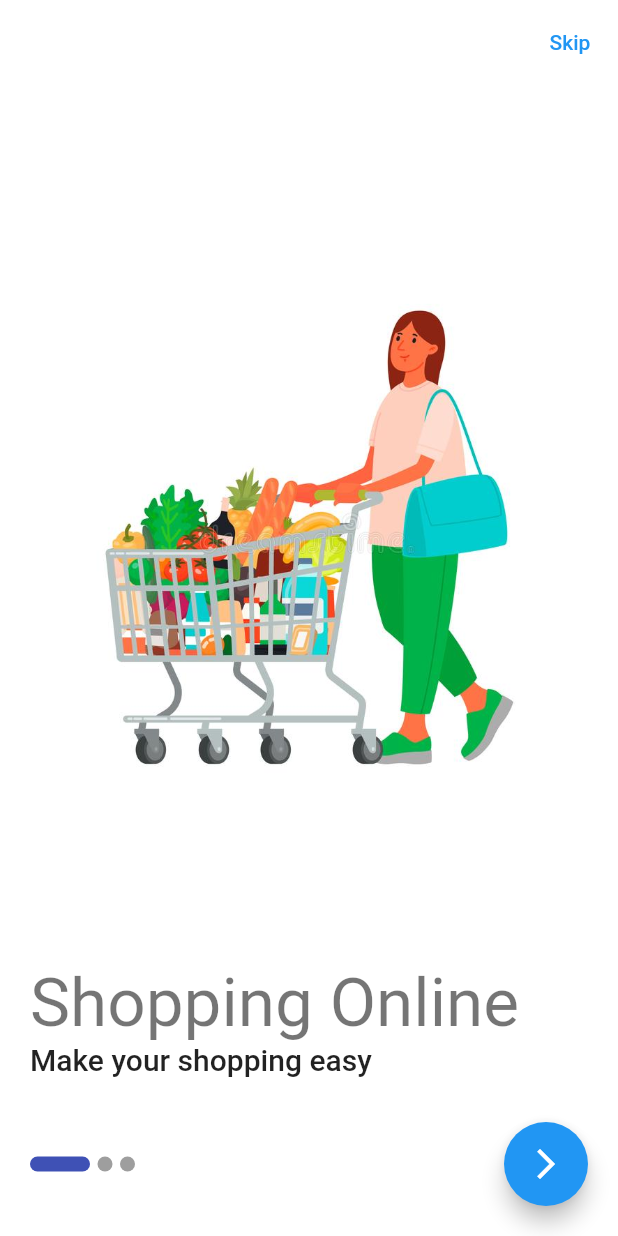
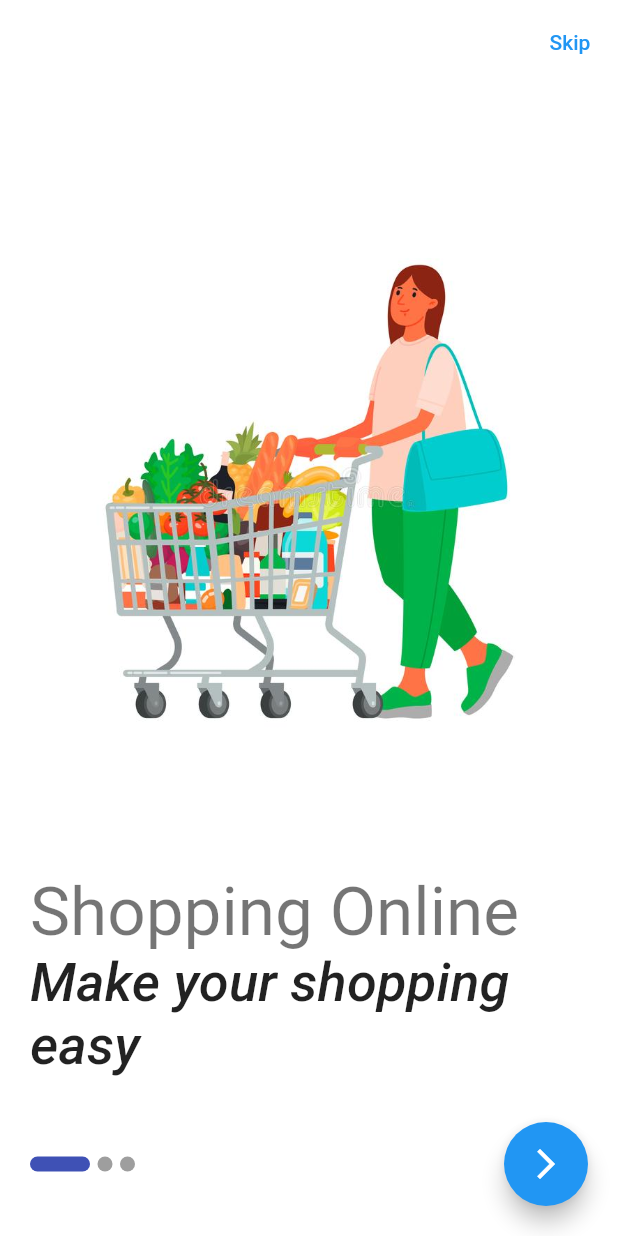
Before and after one commit to mohamad-alaa-bg/Salla, a Flutter app: the screen it shows after launch, on a phone screen of 412 x 824 dp. Run offline on Flutter 3.47's test engine with Material 2 defaults, Android fonts, the phone set to English and light mode, and no system bars; drawn by our look-alikes of smooth_page_indicator; our stand-ins replace bloc, carousel_slider, dio, equatable, flutter_bloc, fluttertoast and 1 more; missing offline and left inert: shared_preferences_web; network calls fail.

Commit message:
dark mode

```diff
--- a/lib/core/style/themes.dart
+++ b/lib/core/style/themes.dart
@@ -7,18 +7,61 @@ ThemeData lightTheme = ThemeData(
     selectedItemColor: Colors.blue,
     unselectedItemColor: Colors.grey,
     showUnselectedLabels: true,
+    type: BottomNavigationBarType.fixed,
   ),
   scaffoldBackgroundColor: Colors.white,
   appBarTheme: const AppBarTheme(
     backgroundColor: Colors.white,
+    titleTextStyle: TextStyle(color: Colors.black, fontSize: 20),
     elevation: 0,
     actionsIconTheme: IconThemeData(color: Colors.black),
     iconTheme: IconThemeData(color: Colors.black),
-
     systemOverlayStyle: SystemUiOverlayStyle(
       statusBarBrightness: Brightness.light,
       statusBarColor: Colors.white,
       statusBarIconBrightness: Brightness.dark,
     ),
   ),
+  // brightness: Brightness.light,
+  textTheme: const TextTheme(
+    headline1: TextStyle(fontSize: 72.0, fontWeight: FontWeight.bold),
+    headline6: TextStyle(fontSize: 36.0, fontStyle: FontStyle.italic),
+    bodyText2: TextStyle(
+      fontSize: 14.0,
+      fontFamily: 'Hind',
+    ),
+  ),
 );
+
+ThemeData darkTheme = ThemeData(
+  primaryColor: Colors.blue,
+  bottomNavigationBarTheme: const BottomNavigationBarThemeData(
+    selectedItemColor: Colors.blue,
+    unselectedItemColor: Colors.grey,
+    showUnselectedLabels: true,
+    type: BottomNavigationBarType.fixed,
+  ),
+  scaffoldBackgroundColor: Colors.black38,
+  appBarTheme: const AppBarTheme(
+    backgroundColor: Colors.black38,
+    titleTextStyle: TextStyle(color: Colors.white, fontSize: 20),
+    elevation: 0,
+    actionsIconTheme: IconThemeData(color: Colors.white),
+    iconTheme: IconThemeData(color: Colors.white),
+    systemOverlayStyle: SystemUiOverlayStyle(
+      statusBarBrightness: Brightness.dark,
+      statusBarColor: Colors.black38,
+      statusBarIconBrightness: Brightness.light,
+    ),
+  ),
+  brightness: Brightness.dark,
+  primarySwatch: Colors.blue,
+  textTheme: const TextTheme(
+    headline1: TextStyle(fontSize: 72.0, fontWeight: FontWeight.bold),
+    headline6: TextStyle(fontSize: 36.0, fontStyle: FontStyle.italic),
+    bodyText2: TextStyle(
+      fontSize: 14.0,
+      fontFamily: 'Hind',
+    ),
+  ),
+);
--- a/lib/core/util/constants.dart
+++ b/lib/core/util/constants.dart
@@ -1,4 +1,5 @@
 import 'package:salla/core/data/local_data_source/shared_preferences.dart';
+import 'package:salla/core/util/enum.dart';
 
 class EndPoints {
   static const login = 'login';
@@ -11,7 +12,11 @@ class EndPoints {
 class UserData {
   static final bool onBoardingState =
       SharedPreferencesCache.getValue(key: 'onBoarding') ?? true;
-  static  String token =
-      SharedPreferencesCache.getValue(key: 'token') ?? '';
+  static String token = SharedPreferencesCache.getValue(key: 'token') ?? '';
 
+  static ThemeModeSetting themeMode =
+      (SharedPreferencesCache.getValue(key: 'mode') == null) ||
+              (SharedPreferencesCache.getValue(key: 'mode') == false)
+          ? ThemeModeSetting.light
+          : ThemeModeSetting.dark;
 }
--- a/lib/core/widgets/custom_text_form_field.dart
+++ b/lib/core/widgets/custom_text_form_field.dart
@@ -34,9 +34,9 @@ class CustomTextFormField extends StatelessWidget {
       decoration: InputDecoration(
         prefixIcon: prefixIcon,
         suffixIcon: suffixIcon,
-        label: Text(label),
+        label: Text(label,style: Theme.of(context).textTheme.bodyText2,),
         border: const OutlineInputBorder(),
-
+        counterStyle: Theme.of(context).textTheme.bodyText2,
       ),
     );
   }
--- a/lib/features/home/presentation/pages/home_layout.dart
+++ b/lib/features/home/presentation/pages/home_layout.dart
@@ -18,6 +18,7 @@ class HomeLayout extends StatelessWidget {
           },
           builder: (context, state) {
             return Scaffold(
+              appBar: bloc.getAppBar(context, bloc.bottomNavigatorIndex),
               // appBar: AppBar(
               //   title: const Text(
               //     'Salla',
--- a/lib/features/home/presentation/pages/product_Screen.dart
+++ b/lib/features/home/presentation/pages/product_Screen.dart
@@ -14,8 +14,7 @@ class ProductsScreen extends StatelessWidget {
     var categoriesBloc = CategoriesBloc.get(context);
     var bloc = HomeBloc.get(context);
     int indexC = 0;
-    return SafeArea(
-      child: BlocBuilder<HomeBloc, HomeState>(
+    return BlocBuilder<HomeBloc, HomeState>(
       buildWhen: (previous, current) => current is HomePageDataSuccess,
       builder: (context, state) {
         return (bloc.homeData == null) && (categoriesBloc.categoriesData == null)
@@ -75,7 +74,6 @@ class ProductsScreen extends StatelessWidget {
                 ),
               );
       },
-      ),
     );
   }
 }
--- a/lib/features/settings/presentation/bloc/settings_bloc.dart
+++ b/lib/features/settings/presentation/bloc/settings_bloc.dart
@@ -3,27 +3,52 @@ import 'dart:async';
 import 'package:bloc/bloc.dart';
 import 'package:flutter_bloc/flutter_bloc.dart';
 import 'package:meta/meta.dart';
+import 'package:salla/core/data/local_data_source/shared_preferences.dart';
+import 'package:salla/core/util/constants.dart';
+import 'package:salla/core/util/enum.dart';
 import 'package:salla/features/settings/data/models/settings_model.dart';
 import 'package:salla/features/settings/data/repositories/settings_repo_imp.dart';
 
 part 'settings_event.dart';
+
 part 'settings_state.dart';
 
 class SettingsBloc extends Bloc<SettingsEvent, SettingsState> {
   final SettingsRepoImp settingsRepoImp;
+
   SettingsBloc({required this.settingsRepoImp}) : super(SettingsInitial()) {
-    on<SettingsEvent>((event, emit) async{
-      if(event is GetSettingsEvent){
+    on<SettingsEvent>((event, emit) async {
+      if (event is GetSettingsEvent) {
         emit(SettingsIsLoadingState());
-        try{
+        try {
           SettingsModel settingsModel = await settingsRepoImp.getSetting();
-          settings =settingsModel;
+          settings = settingsModel;
           emit(SettingsLoadedState());
-        }catch(error){
+        } catch (error) {
           print(error);
           emit(SettingsErrorState());
         }
       }
+      if (event is ChangeThemeModeEvent) {
+        try {
+          emit(ChangeModeIsLoadingState());
+          print(event.value);
+
+          await SharedPreferencesCache.setValue(key: 'mode', value: event.value).then(
+                  (value) {
+                    UserData.themeMode =
+                    (SharedPreferencesCache.getValue(key: 'mode') == null) ||
+                        (SharedPreferencesCache.getValue(key: 'mode') == false)
+                        ? ThemeModeSetting.light
+                        : ThemeModeSetting.dark;
+
+              }).then((value) => print(UserData.themeMode.toString()));
+
+      emit(ChangeModeSuccessState());
+      } catch (error) {
+      emit(ChangeModeErrorState());
+      }
+    }
       // TODO: implement event handler
     });
   }
--- a/lib/features/settings/presentation/bloc/settings_event.dart
+++ b/lib/features/settings/presentation/bloc/settings_event.dart
@@ -2,4 +2,11 @@ part of 'settings_bloc.dart';
 
 @immutable
 abstract class SettingsEvent {}
-class GetSettingsEvent extends SettingsEvent{}
+
+class GetSettingsEvent extends SettingsEvent {}
+
+class ChangeThemeModeEvent extends SettingsEvent {
+  final bool value;
+
+  ChangeThemeModeEvent({required this.value});
+}
--- a/lib/features/settings/presentation/bloc/settings_state.dart
+++ b/lib/features/settings/presentation/bloc/settings_state.dart
@@ -4,6 +4,14 @@ part of 'settings_bloc.dart';
 abstract class SettingsState {}
 
 class SettingsInitial extends SettingsState {}
-class SettingsIsLoadingState extends SettingsState{}
-class SettingsLoadedState extends SettingsState{}
-class SettingsErrorState extends SettingsState{}
+
+class SettingsIsLoadingState extends SettingsState {}
+
+class SettingsLoadedState extends SettingsState {}
+
+class SettingsErrorState extends SettingsState {}
+
+class ChangeModeIsLoadingState extends SettingsState {}
+class ChangeModeSuccessState extends SettingsState {}
+
+class ChangeModeErrorState extends SettingsState {}
--- a/lib/main.dart
+++ b/lib/main.dart
@@ -5,6 +5,7 @@ import 'package:salla/core/data/local_data_source/shared_preferences.dart';
 import 'package:salla/core/data/remote_data_source.dart';
 import 'package:salla/core/style/themes.dart';
 import 'package:salla/core/util/bloc_observe.dart';
+import 'package:salla/core/util/enum.dart';
 import 'package:salla/features/categories/data/repositories/categories_repo_imp.dart';
 import 'package:salla/features/categories/presentation/bloc/categories_bloc.dart';
 import 'package:salla/features/favorites/data/repositories/favorites_repo_impl.dart';
@@ -58,7 +59,8 @@ class MyApp extends StatelessWidget {
     return MultiBlocProvider(
       providers: [
         BlocProvider(
-          create: (context) => SettingsBloc(settingsRepoImp: SettingsRepoImp())
+          create: (context) =>
+          SettingsBloc(settingsRepoImp: SettingsRepoImp())
             ..add(GetSettingsEvent()),
         ),
         BlocProvider(
@@ -71,7 +73,8 @@ class MyApp extends StatelessWidget {
             ..add(GetCategoriesEvent()),
         ),
         BlocProvider(
-          create: (context) => HomeBloc(homePageRepoImp: HomePageRepoImp())
+          create: (context) =>
+          HomeBloc(homePageRepoImp: HomePageRepoImp())
             ..add(GetHomePageDataEvent()),
         ),
         BlocProvider(
@@ -80,10 +83,14 @@ class MyApp extends StatelessWidget {
             ..add(GetFavoritesEvent()),
         ),
       ],
-      child: MaterialApp(
+      child: BlocBuilder<SettingsBloc, SettingsState>(
+        builder: (context, state) {
+          return MaterialApp(
             debugShowCheckedModeBanner: false,
-        theme: lightTheme,
+            theme: UserData.themeMode == ThemeModeSetting.light ? lightTheme : darkTheme,
             home: startingWidget,
+          );
+        },
       ),
     );
   }
```
Also changed, not shown: lib/features/categories/presentation/pages/categories_page.dart (+6 -8 lines), lib/features/categories/presentation/widgets/categories_list_vertical.dart (+18 -12 lines), lib/features/favorites/presentation/pages/FavoriteScreen.dart (+3 -5 lines), lib/features/home/presentation/bloc/home_bloc.dart (+45 -0 lines), lib/features/home/presentation/widgets/categories_list.dart (+12 -7 lines), lib/features/home/presentation/widgets/product_grid_view.dart (+10 -2 lines), lib/features/settings/presentation/pages/settings_layout.dart (+8 -51 lines), 1 other file. Lines whose indentation alone changed are shown as unchanged.
